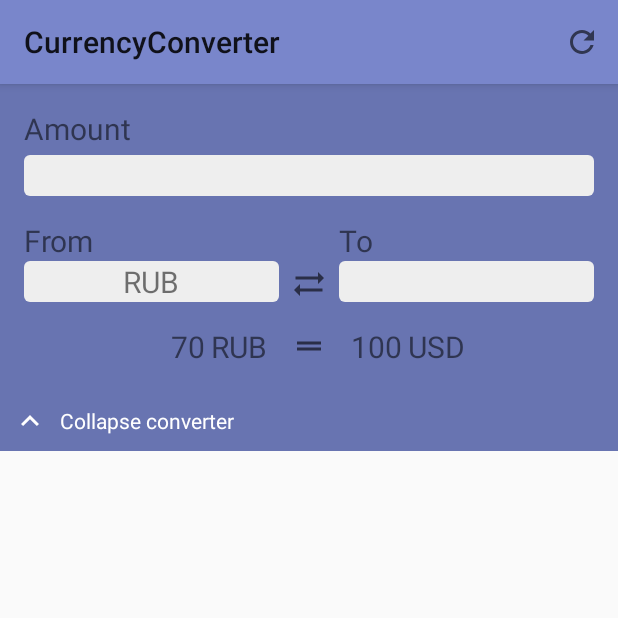
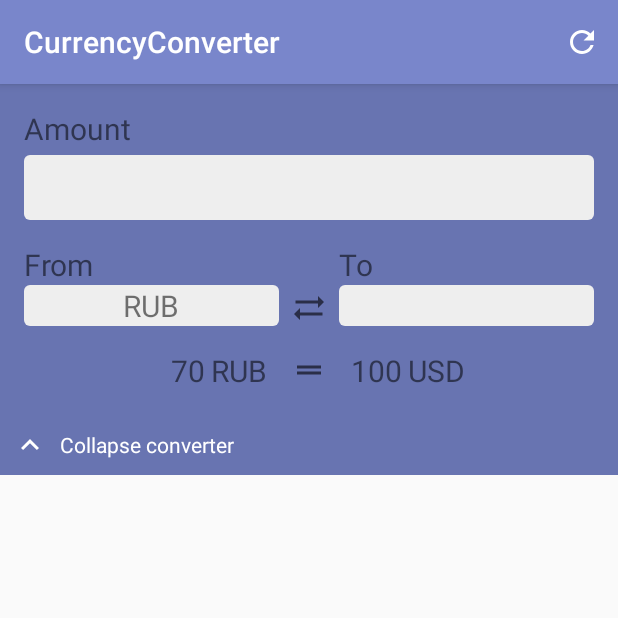
Before and after one commit to Bimlibik/CurrencyConverter, an Android app: the screen it shows after launch (CurrencyListActivity), on a phone screen of 412 x 824 dp, the top half of it. Run offline under Robolectric (Android 15) with nearby library versions, the light colour scheme and no system bars; our stand-ins replace Room's generated code, data binding; libraries missing offline, so code that uses them is left out: androidx.core.content; network calls fail; 2 statements that could not run were skipped.

Commit message:
changed padding, color

```diff
--- a/app/src/main/res/drawable/ic_refresh.xml
+++ b/app/src/main/res/drawable/ic_refresh.xml
@@ -3,7 +3,7 @@
     android:height="24dp"
     android:viewportWidth="24"
     android:viewportHeight="24"
-    android:tint="?attr/colorControlNormal">
+    android:tint="@color/colorWhite">
   <path
       android:fillColor="@android:color/white"
       android:pathData="M17.65,6.35C16.2,4.9 14.21,4 12,4c-4.42,0 -7.99,3.58 -7.99,8s3.57,8 7.99,8c3.73,0 6.84,-2.55 7.73,-6h-2.08c-0.82,2.33 -3.04,4 -5.65,4 -3.31,0 -6,-2.69 -6,-6s2.69,-6 6,-6c1.66,0 3.14,0.69 4.22,1.78L13,11h7V4l-2.35,2.35z"/>
--- a/app/src/main/res/layout/activity_main.xml
+++ b/app/src/main/res/layout/activity_main.xml
@@ -14,7 +14,8 @@
             android:layout_width="match_parent"
             android:layout_height="wrap_content"
             android:minHeight="?attr/actionBarSize"
-            android:background="@color/colorPrimary" />
+            android:background="@color/colorPrimary"
+            app:titleTextColor="@color/colorWhite"/>
     </com.google.android.material.appbar.AppBarLayout>
 
     <fragment
--- a/app/src/main/res/layout/layout_converter.xml
+++ b/app/src/main/res/layout/layout_converter.xml
@@ -36,6 +36,7 @@
                 android:layout_width="match_parent"
                 android:layout_height="wrap_content"
                 android:layout_marginTop="4dp"
+                android:padding="8dp"
                 android:textSize="20sp"
                 android:background="@drawable/field_bg" />
         </LinearLayout>
```
